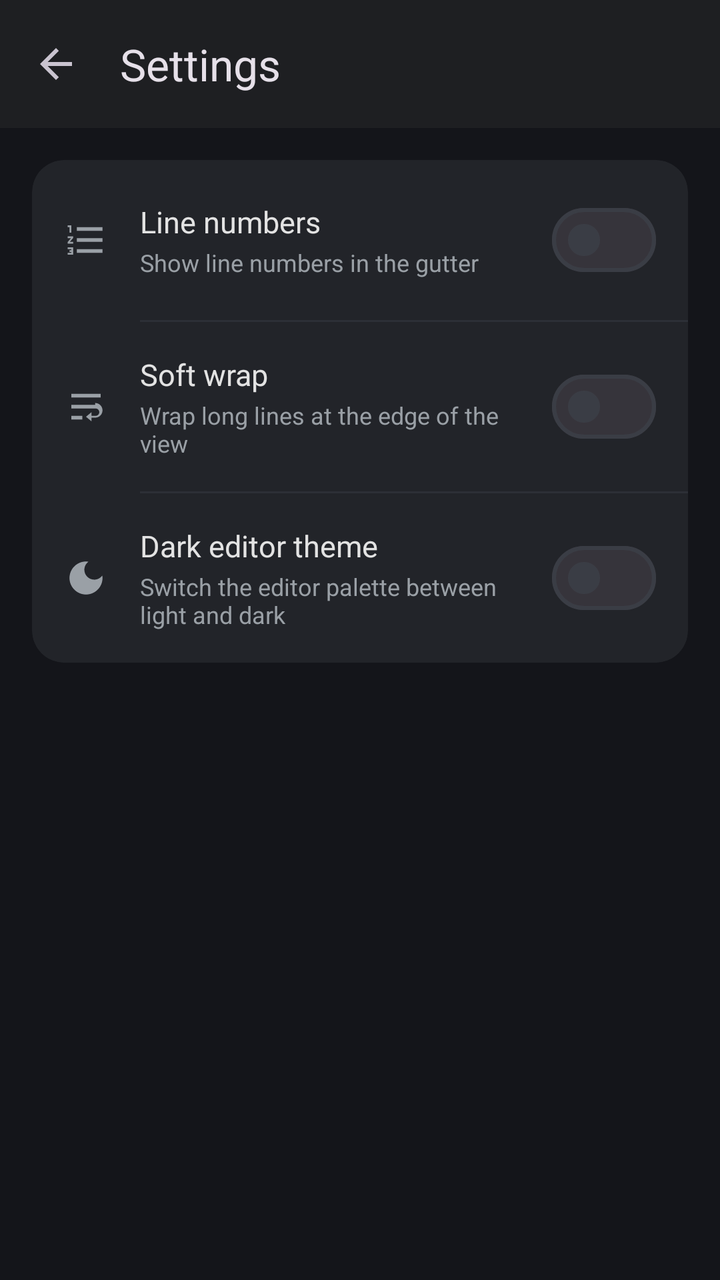
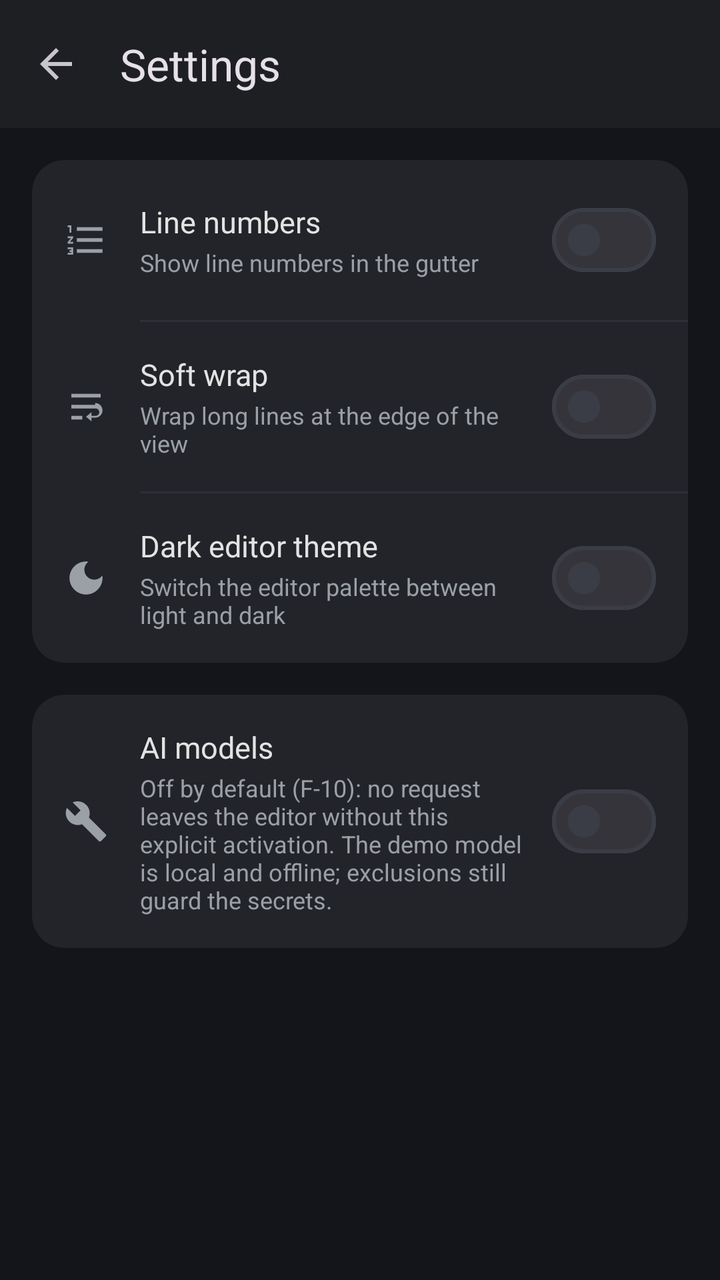

The first picture is an Android layout as it rendered before a commit; the second is the same layout after the commit. The layout source and the unified diff follow.
<!-- AndroidManifest.xml: application theme Theme.Celeris -->
<!-- res/layout/activity_settings.xml -->
<?xml version="1.0" encoding="utf-8"?>
<LinearLayout xmlns:android="http://schemas.android.com/apk/res/android"
    xmlns:app="http://schemas.android.com/apk/res-auto"
    android:id="@+id/racine_reglages"
    android:layout_width="match_parent"
    android:layout_height="match_parent"
    android:orientation="vertical">

    <com.google.android.material.appbar.AppBarLayout
        android:layout_width="match_parent"
        android:layout_height="wrap_content"
        android:background="@color/surface"
        app:elevation="0dp">

        <com.google.android.material.appbar.MaterialToolbar
            android:id="@+id/barre_reglages"
            android:layout_width="match_parent"
            android:layout_height="?attr/actionBarSize"
            app:navigationContentDescription="@string/action_retour"
            app:navigationIcon="@drawable/ic_retour"
            app:title="@string/titre_reglages" />
    </com.google.android.material.appbar.AppBarLayout>

    <com.google.android.material.card.MaterialCardView
        android:layout_width="match_parent"
        android:layout_height="wrap_content"
        android:layout_margin="16dp"
        app:cardBackgroundColor="@color/surface_contenant_bas"
        app:cardCornerRadius="16dp"
        app:cardElevation="0dp"
        app:strokeWidth="0dp">

        <LinearLayout
            android:layout_width="match_parent"
            android:layout_height="wrap_content"
            android:orientation="vertical">

            <LinearLayout
                android:layout_width="match_parent"
                android:layout_height="wrap_content"
                android:gravity="center_vertical"
                android:orientation="horizontal"
                android:padding="16dp">

                <ImageView
                    android:layout_width="22dp"
                    android:layout_height="22dp"
                    android:contentDescription="@null"
                    android:src="@drawable/ic_numeros"
                    app:tint="@color/encre_douce" />

                <LinearLayout
                    android:layout_width="0dp"
                    android:layout_height="wrap_content"
                    android:layout_marginStart="16dp"
                    android:layout_weight="1"
                    android:orientation="vertical">

                    <TextView
                        android:layout_width="match_parent"
                        android:layout_height="wrap_content"
                        android:text="@string/reglage_numeros"
                        android:textColor="@color/encre"
                        android:textSize="15sp" />

                    <TextView
                        android:layout_width="match_parent"
                        android:layout_height="wrap_content"
                        android:layout_marginTop="2dp"
                        android:text="@string/desc_numeros"
                        android:textColor="@color/encre_douce"
                        android:textSize="12sp" />
                </LinearLayout>

                <com.google.android.material.materialswitch.MaterialSwitch
                    android:id="@+id/interrupteur_numeros"
                    android:layout_width="wrap_content"
                    android:layout_height="wrap_content"
                    android:layout_marginStart="12dp" />
            </LinearLayout>

            <View
                android:layout_width="match_parent"
                android:layout_height="1dp"
                android:layout_marginStart="54dp"
                android:background="@color/contour_doux" />

            <LinearLayout
                android:layout_width="match_parent"
                android:layout_height="wrap_content"
                android:gravity="center_vertical"
                android:orientation="horizontal"
                android:padding="16dp">

                <ImageView
                    android:layout_width="22dp"
                    android:layout_height="22dp"
                    android:contentDescription="@null"
                    android:src="@drawable/ic_retour_ligne"
                    app:tint="@color/encre_douce" />

                <LinearLayout
                    android:layout_width="0dp"
                    android:layout_height="wrap_content"
                    android:layout_marginStart="16dp"
                    android:layout_weight="1"
                    android:orientation="vertical">

                    <TextView
                        android:layout_width="match_parent"
                        android:layout_height="wrap_content"
                        android:text="@string/reglage_retour"
                        android:textColor="@color/encre"
                        android:textSize="15sp" />

                    <TextView
                        android:layout_width="match_parent"
                        android:layout_height="wrap_content"
                        android:layout_marginTop="2dp"
                        android:text="@string/desc_retour"
                        android:textColor="@color/encre_douce"
                        android:textSize="12sp" />
                </LinearLayout>

                <com.google.android.material.materialswitch.MaterialSwitch
                    android:id="@+id/interrupteur_retour"
                    android:layout_width="wrap_content"
                    android:layout_height="wrap_content"
                    android:layout_marginStart="12dp" />
            </LinearLayout>

            <View
                android:layout_width="match_parent"
                android:layout_height="1dp"
                android:layout_marginStart="54dp"
                android:background="@color/contour_doux" />

            <LinearLayout
                android:layout_width="match_parent"
                android:layout_height="wrap_content"
                android:gravity="center_vertical"
                android:orientation="horizontal"
                android:padding="16dp">

                <ImageView
                    android:layout_width="22dp"
                    android:layout_height="22dp"
                    android:contentDescription="@null"
                    android:src="@drawable/ic_sombre"
                    app:tint="@color/encre_douce" />

                <LinearLayout
                    android:layout_width="0dp"
                    android:layout_height="wrap_content"
                    android:layout_marginStart="16dp"
                    android:layout_weight="1"
                    android:orientation="vertical">

                    <TextView
                        android:layout_width="match_parent"
                        android:layout_height="wrap_content"
                        android:text="@string/reglage_theme"
                        android:textColor="@color/encre"
                        android:textSize="15sp" />

                    <TextView
                        android:layout_width="match_parent"
                        android:layout_height="wrap_content"
                        android:layout_marginTop="2dp"
                        android:text="@string/desc_theme"
                        android:textColor="@color/encre_douce"
                        android:textSize="12sp" />
                </LinearLayout>

                <com.google.android.material.materialswitch.MaterialSwitch
                    android:id="@+id/interrupteur_theme"
                    android:layout_width="wrap_content"
                    android:layout_height="wrap_content"
                    android:layout_marginStart="12dp" />
            </LinearLayout>
        </LinearLayout>
    </com.google.android.material.card.MaterialCardView>
</LinearLayout>
<!-- resources referenced by this layout -->
<resources>
  <color name="contour_doux">#2C2F36</color>
  <color name="encre">#E3E3E3</color>
  <color name="encre_douce">#9AA0A6</color>
  <color name="surface">#1E1F22</color>
  <color name="surface_contenant_bas">#222429</color>
  <!-- drawable ic_numeros (drawable) -->
  <vector xmlns:android="http://schemas.android.com/apk/res/android"
      android:width="24dp"
      android:height="24dp"
      android:viewportWidth="24"
      android:viewportHeight="24"
      android:tint="?attr/colorControlNormal">
      <path
          android:fillColor="@android:color/white"
          android:pathData="M2,17h2v0.5H3v1h1V19H2v1h3v-4H2v1zM3,8h1V4H2v1h1v3zM2,11h1.8L2,13.1v0.9h3v-1H3.2L5,10.9V10H2v1zM7,5v2h14L21,5L7,5zM7,19h14v-2L7,17v2zM7,13h14v-2L7,11v2z" />
  </vector>
  <!-- drawable ic_retour (drawable) -->
  <vector xmlns:android="http://schemas.android.com/apk/res/android"
      android:width="24dp"
      android:height="24dp"
      android:viewportWidth="24"
      android:viewportHeight="24"
      android:tint="?attr/colorControlNormal">
      <path
          android:fillColor="@android:color/white"
          android:pathData="M20,11H7.83l5.59,-5.59L12,4l-8,8 8,8 1.41,-1.41L7.83,13H20v-2z" />
  </vector>
  <!-- drawable ic_retour_ligne (drawable) -->
  <vector xmlns:android="http://schemas.android.com/apk/res/android"
      android:width="24dp"
      android:height="24dp"
      android:viewportWidth="24"
      android:viewportHeight="24"
      android:tint="?attr/colorControlNormal">
      <path
          android:fillColor="@android:color/white"
          android:pathData="M4,19h6v-2H4v2zM20,5H4v2h16L20,5zM17,11H4v2h13.25c1.1,0 2,0.9 2,2s-0.9,2 -2,2L15,17v-2l-3,2.5 3,2.5L15,18h2c2.21,0 4,-1.79 4,-4s-1.79,-4 -4,-4z" />
  </vector>
  <string name="action_retour">Back</string>
  <string name="desc_numeros">Show line numbers in the gutter</string>
  <string name="desc_retour">Wrap long lines at the edge of the view</string>
  <string name="desc_theme">Switch the editor palette between light and dark</string>
  <string name="reglage_numeros">Line numbers</string>
  <string name="reglage_retour">Soft wrap</string>
  <string name="reglage_theme">Dark editor theme</string>
  <string name="titre_reglages">Settings</string>
  <style name="Theme.Celeris" parent="Theme.Celeris.Base" />
  <color name="primaire">#8AB4F8</color>
  <color name="sur_primaire">#14243E</color>
  <color name="primaire_contenant">#2D4A7A</color>
  <color name="sur_primaire_contenant">#DCE7FB</color>
  <color name="secondaire">#7FDBCA</color>
  <color name="sur_secondaire">#0E2A26</color>
  <color name="fond">#14151A</color>
  <color name="surface_variante">#26282E</color>
  <color name="contour">#3A3D45</color>
  <!-- unchanged entries left out for length: 2 -->
</resources>

<!-- the commit's change to res/layout/activity_settings.xml (unified diff, before → after) -->
@@ -180,4 +180,61 @@
             </LinearLayout>
         </LinearLayout>
     </com.google.android.material.card.MaterialCardView>
+
+    <com.google.android.material.card.MaterialCardView
+        android:layout_width="match_parent"
+        android:layout_height="wrap_content"
+        android:layout_marginStart="16dp"
+        android:layout_marginEnd="16dp"
+        android:layout_marginBottom="16dp"
+        app:cardBackgroundColor="@color/surface_contenant_bas"
+        app:cardCornerRadius="16dp"
+        app:cardElevation="0dp"
+        app:strokeWidth="0dp">
+
+        <LinearLayout
+            android:layout_width="match_parent"
+            android:layout_height="wrap_content"
+            android:gravity="center_vertical"
+            android:orientation="horizontal"
+            android:padding="16dp">
+
+            <ImageView
+                android:layout_width="22dp"
+                android:layout_height="22dp"
+                android:contentDescription="@null"
+                android:src="@drawable/ic_corriger"
+                app:tint="@color/encre_douce" />
+
+            <LinearLayout
+                android:layout_width="0dp"
+                android:layout_height="wrap_content"
+                android:layout_marginStart="16dp"
+                android:layout_weight="1"
+                android:orientation="vertical">
+
+                <TextView
+                    android:layout_width="match_parent"
+                    android:layout_height="wrap_content"
+                    android:text="@string/reglage_ia"
+                    android:textColor="@color/encre"
+                    android:textSize="15sp" />
+
+                <TextView
+                    android:layout_width="match_parent"
+                    android:layout_height="wrap_content"
+                    android:layout_marginTop="2dp"
+                    android:text="@string/desc_ia"
+                    android:textColor="@color/encre_douce"
+                    android:textSize="12sp" />
+            </LinearLayout>
+
+            <com.google.android.material.materialswitch.MaterialSwitch
+                android:id="@+id/interrupteur_ia"
+                android:layout_width="wrap_content"
+                android:layout_height="wrap_content"
+                android:layout_marginStart="12dp" />
+        </LinearLayout>
+    </com.google.android.material.card.MaterialCardView>
+
 </LinearLayout>
<!-- resource entries referenced after the edit -->
@@ -5,6 +5,17 @@
   <color name="encre_douce">#9AA0A6</color>
   <color name="surface">#1E1F22</color>
   <color name="surface_contenant_bas">#222429</color>
+  <!-- drawable ic_corriger (drawable) -->
+  <vector xmlns:android="http://schemas.android.com/apk/res/android"
+      android:width="24dp"
+      android:height="24dp"
+      android:viewportWidth="24"
+      android:viewportHeight="24"
+      android:tint="?attr/colorControlNormal">
+      <path
+          android:fillColor="@android:color/white"
+          android:pathData="M22.7,19l-9.1,-9.1c0.9,-2.3 0.4,-5 -1.5,-6.9 -2,-2 -5,-2.4 -7.4,-1.3L9,6 6,9 1.6,4.7C0.4,7.1 0.9,10.1 2.9,12.1c1.9,1.9 4.6,2.4 6.9,1.5l9.1,9.1c0.4,0.4 1,0.4 1.4,0l2.3,-2.3c0.5,-0.4 0.5,-1.1 0.1,-1.4z" />
+  </vector>
   <!-- drawable ic_numeros (drawable) -->
   <vector xmlns:android="http://schemas.android.com/apk/res/android"
       android:width="24dp"
@@ -39,9 +50,11 @@
           android:pathData="M4,19h6v-2H4v2zM20,5H4v2h16L20,5zM17,11H4v2h13.25c1.1,0 2,0.9 2,2s-0.9,2 -2,2L15,17v-2l-3,2.5 3,2.5L15,18h2c2.21,0 4,-1.79 4,-4s-1.79,-4 -4,-4z" />
   </vector>
   <string name="action_retour">Back</string>
+  <string name="desc_ia">Off by default (F-10): no request leaves the editor without this explicit activation. The demo model is local and offline; exclusions still guard the secrets.</string>
   <string name="desc_numeros">Show line numbers in the gutter</string>
   <string name="desc_retour">Wrap long lines at the edge of the view</string>
   <string name="desc_theme">Switch the editor palette between light and dark</string>
+  <string name="reglage_ia">AI models</string>
   <string name="reglage_numeros">Line numbers</string>
   <string name="reglage_retour">Soft wrap</string>
   <string name="reglage_theme">Dark editor theme</string>
